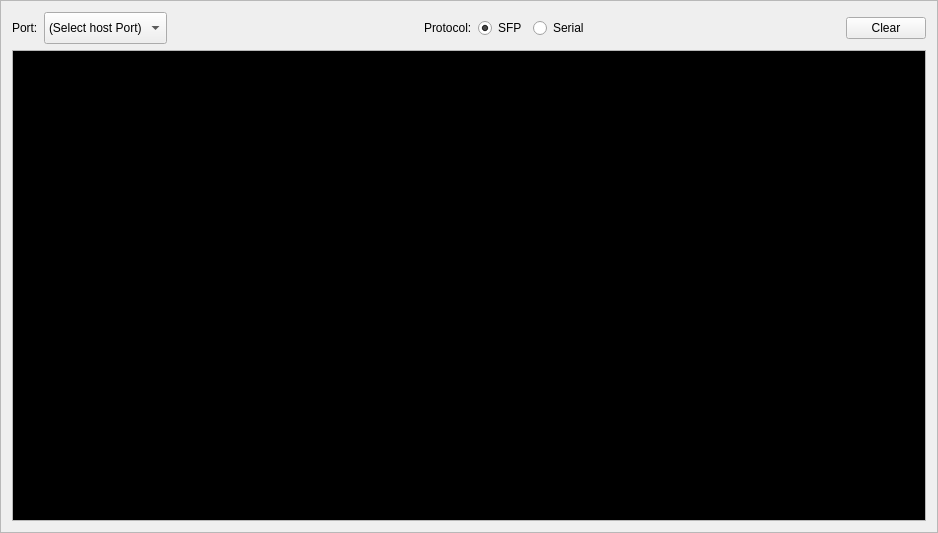
strawbot/TimbreTalk, file terminal.ui: the form before one commit.
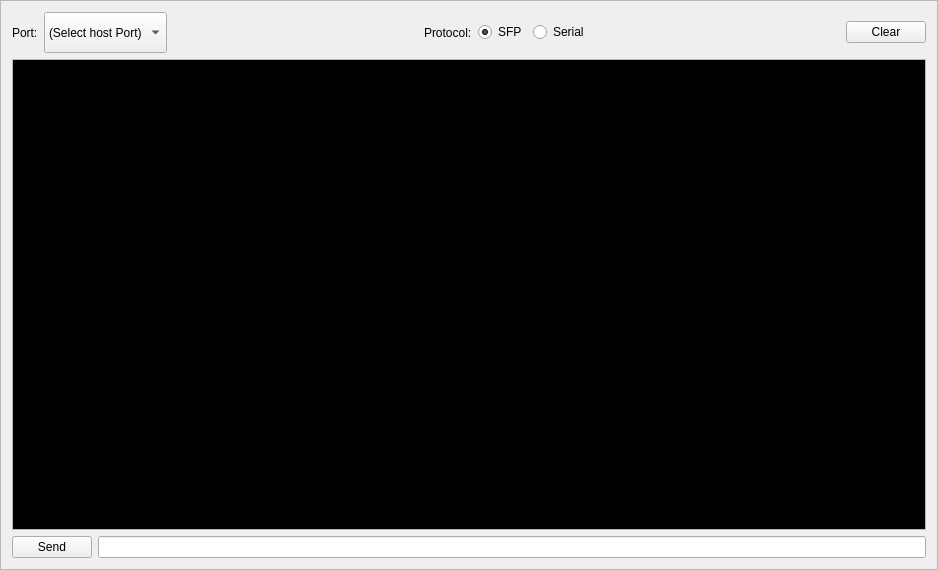
The form after the commit.

Commit message: Solid command line prompt from device simulator thru Cell modem

```diff
--- a/terminal.ui
+++ b/terminal.ui
@@ -7,7 +7,7 @@
     <x>0</x>
     <y>0</y>
     <width>938</width>
-    <height>533</height>
+    <height>570</height>
    </rect>
   </property>
   <property name="windowTitle">
@@ -278,6 +278,20 @@
      </property>
     </widget>
    </item>
+   <item>
+    <layout class="QHBoxLayout" name="horizontalLayout_2">
+     <item>
+      <widget class="QPushButton" name="SendCommand">
+       <property name="text">
+        <string>Send</string>
+       </property>
+      </widget>
+     </item>
+     <item>
+      <widget class="QLineEdit" name="LastCommand"/>
+     </item>
+    </layout>
+   </item>
   </layout>
  </widget>
  <resources/>
```
The commit also changes 10 other files.
